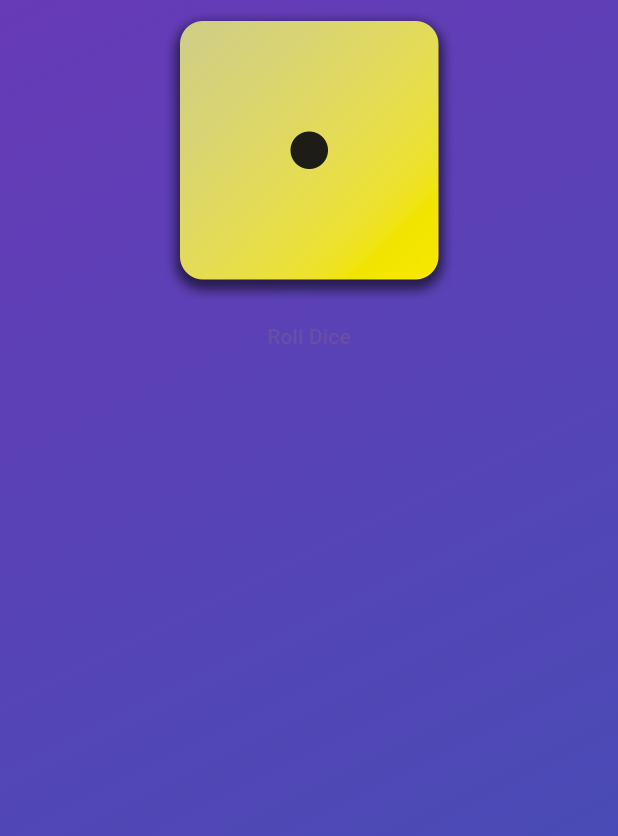
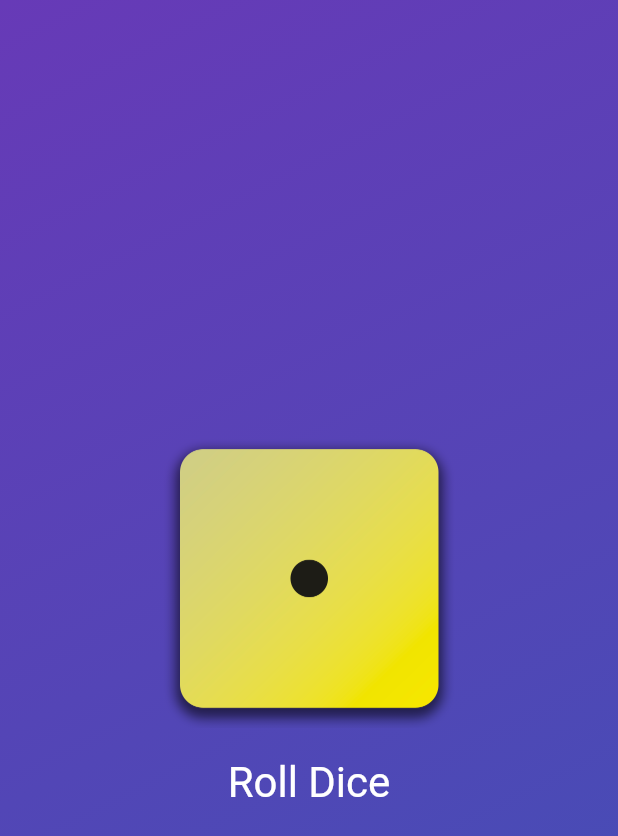
Before and after one commit to candrasaputra/roll_dice_app, a Flutter app: the screen it shows after launch, on a phone screen of 412 x 824 dp. Shown: the top 836 px of the screen. Run offline on Flutter 3.47's test engine with Material 3 defaults, Android fonts, the phone set to English and light mode, and no system bars.

Commit message:
styling button

```diff
--- a/lib/gradient_container.dart
+++ b/lib/gradient_container.dart
@@ -13,9 +13,7 @@ class GradientContainer extends StatelessWidget {
   final Color color1;
   final Color color2;
 
-  void rollDice() {
-
-  }
+  void rollDice() {}
 
   @override
   Widget build(BuildContext context) {
@@ -29,6 +27,7 @@ class GradientContainer extends StatelessWidget {
       ),
       child: Center(
         child: Column(
+          mainAxisSize: MainAxisSize.min,
           children: [
             Image.asset(
               'assets/images/dice-1.png',
@@ -36,6 +35,11 @@ class GradientContainer extends StatelessWidget {
             ),
             TextButton(
               onPressed: rollDice,
+              style: TextButton.styleFrom(
+                padding: EdgeInsets.only(top: 20),
+                foregroundColor: Colors.white,
+                textStyle: const TextStyle(fontSize: 28),
+              ),
               child: const Text('Roll Dice'),
             ),
           ],
```
